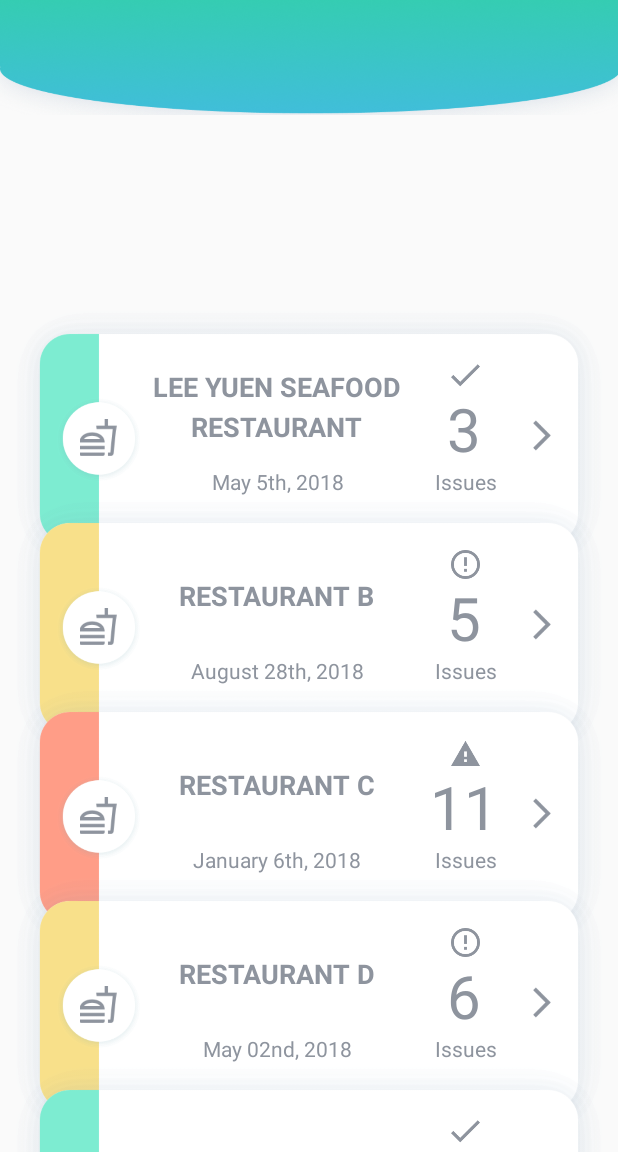
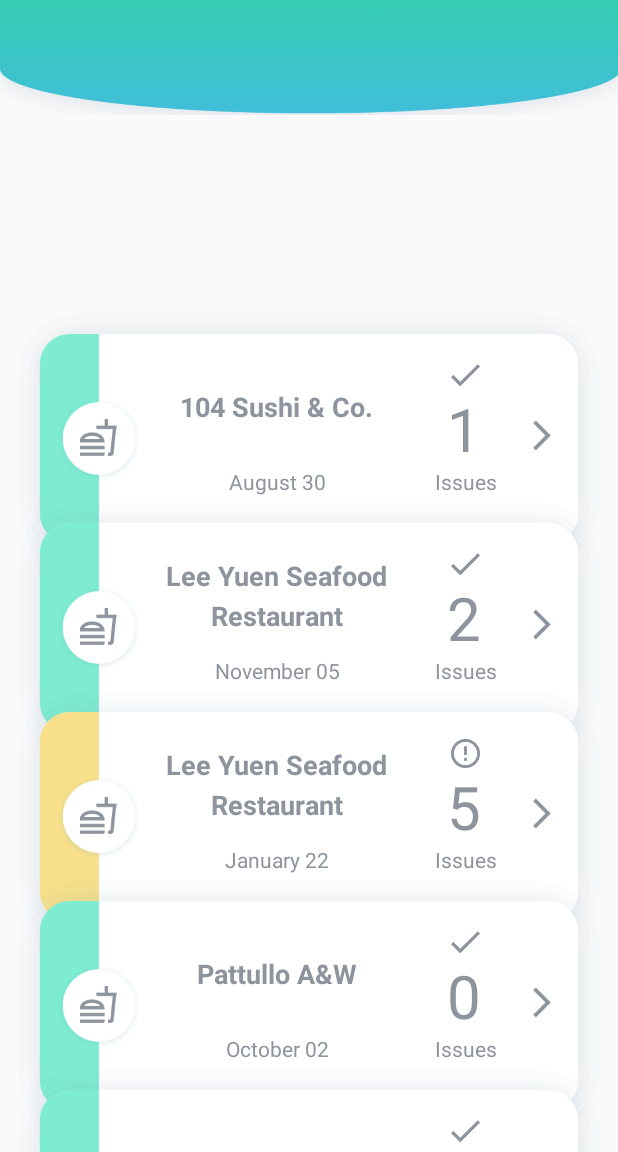
Before and after one commit to xubinw427/Restaurant-Inspection, an Android app: the screen it shows after launch (RestaurantActivity), on a phone screen of 412 x 824 dp, the part 84-1236 px from its top. Run offline under Robolectric (Android 15) with nearby library versions, the phone set to English and light mode, and no system bars.

Commit message:
Reverted to old master + fixed fullDate bug that broke build

```diff
--- a/app/src/main/java/ca/cmpt276/restaurantinspection/Adapters/InspectionAdapter.java
+++ b/app/src/main/java/ca/cmpt276/restaurantinspection/Adapters/InspectionAdapter.java
@@ -81,7 +81,7 @@ public class InspectionAdapter extends RecyclerView.Adapter<InspectionAdapter.In
                 break;
         }
 
-        holder.inspDate.setText(currInspection.getFullDate());
+        holder.inspDate.setText(currInspection.getDateDisplay());
         holder.numCritIssues.setText(Integer.toString(currInspection.getNumCritical()));
         holder.numNonCritIssues.setText(Integer.toString(currInspection.getNumNonCritical()));
 
--- a/app/src/main/java/ca/cmpt276/restaurantinspection/Adapters/RestaurantAdapter.java
+++ b/app/src/main/java/ca/cmpt276/restaurantinspection/Adapters/RestaurantAdapter.java
@@ -11,13 +11,15 @@ import androidx.recyclerview.widget.RecyclerView;
 
 import java.util.ArrayList;
 
+import ca.cmpt276.restaurantinspection.Model.Restaurant;
+import ca.cmpt276.restaurantinspection.Model.RestaurantManager;
 import ca.cmpt276.restaurantinspection.Model.TestRestaurant;
 import ca.cmpt276.restaurantinspection.R;
 
 /** CHANGE ALL INSTANCES OF TestRestaurant to Restaurant after testing!!!!! **/
 
 public class RestaurantAdapter extends RecyclerView.Adapter<RestaurantAdapter.RestaurantViewHolder> {
-    private ArrayList<TestRestaurant> restaurantList;
+    private RestaurantManager restaurantList;
     private OnRestaurantListener myOnRestaurantListener;
 
     public static class RestaurantViewHolder extends RecyclerView.ViewHolder implements View.OnClickListener {
@@ -52,7 +54,7 @@ public class RestaurantAdapter extends RecyclerView.Adapter<RestaurantAdapter.Re
         void onRestaurantClick(int position);
     }
 
-    public RestaurantAdapter(ArrayList<TestRestaurant> restaurants, OnRestaurantListener onRestaurantListener) {
+    public RestaurantAdapter(RestaurantManager restaurants, OnRestaurantListener onRestaurantListener) {
         restaurantList = restaurants;
         myOnRestaurantListener = onRestaurantListener;
     }
@@ -69,19 +71,19 @@ public class RestaurantAdapter extends RecyclerView.Adapter<RestaurantAdapter.Re
 
     @Override
     public void onBindViewHolder(@NonNull RestaurantViewHolder holder, int position) {
-        TestRestaurant currRestaurant = restaurantList.get(position);
+        Restaurant currRestaurant = restaurantList.getTheOneAt(position);
 
         /** Check hazard level of rest, then switch statements to set background **/
         switch(currRestaurant.getHazard()) {
-            case "high":
+            case "High":
                 holder.btnBackground.setImageResource(R.drawable.button_red);
                 holder.hazardIcon.setImageResource(R.drawable.restlist_high);
                 break;
-            case "mod":
+            case "Moderate":
                 holder.btnBackground.setImageResource(R.drawable.button_yellow);
                 holder.hazardIcon.setImageResource(R.drawable.restlist_mod);
                 break;
-            case "low":
+            case "Low":
                 holder.btnBackground.setImageResource(R.drawable.button_teal);
                 holder.hazardIcon.setImageResource(R.drawable.restlist_low);
                 break;
@@ -102,6 +104,6 @@ public class RestaurantAdapter extends RecyclerView.Adapter<RestaurantAdapter.Re
 
     @Override
     public int getItemCount() {
-        return restaurantList.size();
+        return restaurantList.getsize();
     }
 }
--- a/app/src/main/java/ca/cmpt276/restaurantinspection/Model/Inspection.java
+++ b/app/src/main/java/ca/cmpt276/restaurantinspection/Model/Inspection.java
@@ -30,7 +30,6 @@ public class Inspection {
 
         inspDate = inspectionDetails[1];
         getDateInformation();
-
 
         inspType = inspectionDetails[2];
 
@@ -75,10 +74,6 @@ public class Inspection {
         return trackingNumber;
     }
 
-    public int getDaysAgo() {
-        return daysAgo;
-    }
-
     public String getDateDisplay() {
         return dateDisplay;
     }
@@ -117,8 +112,8 @@ public class Inspection {
         try {
             Date startDate = sdf.parse(inspDate);
             Date endDate = sdf.parse(today);
-            long difference = endDate.getTime() - startDate.getTime();
-            daysAgo = (int) (difference / (1000*60*60*24));
+            long difference = endDate.getTime()/(1000*60*60*24) - startDate.getTime()/(1000*60*60*24);
+            daysAgo = (int) difference;
         }
         catch (java.text.ParseException ex) {
             throw new RuntimeException("ERROR: Failed to parse dates");
@@ -128,7 +123,7 @@ public class Inspection {
         SimpleDateFormat getMonth = new SimpleDateFormat("MMMM", Locale.CANADA);
         SimpleDateFormat getYear = new SimpleDateFormat("yyyy", Locale.CANADA);
 
-        cal.add(Calendar.DATE, -daysAgo);
+        cal.add(Calendar.DATE, - daysAgo);
 
         if (daysAgo < 31) {
             dateDisplay = daysAgo + "days ago";
@@ -139,7 +134,7 @@ public class Inspection {
         else {
             dateDisplay = getMonth.format(cal.getTime()) + " " + getYear.format(cal.getTime());
         }
-        fullDate = getMonth.format(cal.getTime())+" "+ getDay.format(cal.getTime())+ ", " +getYear.format(cal.getTime());
+        fullDate = getMonth.format(cal.getTime()) + " " + getDay.format(cal.getTime()) +
+                ", " + getYear.format(cal.getTime());
     }
-
 }
--- a/app/src/main/java/ca/cmpt276/restaurantinspection/Model/Restaurant.java
+++ b/app/src/main/java/ca/cmpt276/restaurantinspection/Model/Restaurant.java
@@ -56,6 +56,31 @@ public class Restaurant implements Comparable<Restaurant>{
         return inspections;
     }
 
+    public String getHazard()
+    {
+        if(this.inspections.size() > 0)
+            return inspections.get(0).getHazardRating();
+        return "Low";
+    }
+
+    public String getDate()
+    {
+        if (this.inspections.size() > 0) {
+            return inspections.get(0).getDateDisplay();
+        }
+        return "No Recent Inspection.";
+    }
+
+    public String getNumIssues()
+    {
+        if(this.inspections.size() > 0) {
+
+            int num = inspections.get(0).getNumCritical() + inspections.get(0).getNumNonCritical();
+            String numInString = Integer.toString(num);
+            return numInString;
+        }
+        return "0";
+    }
     public void addInspection(Inspection inspection) {
         inspections.add(inspection);
     }
--- a/app/src/main/java/ca/cmpt276/restaurantinspection/Model/RestaurantManager.java
+++ b/app/src/main/java/ca/cmpt276/restaurantinspection/Model/RestaurantManager.java
@@ -18,7 +18,7 @@ public class RestaurantManager implements Iterable<Restaurant> {
 
     //Private to prevent anyone else from instantiating.
     private RestaurantManager(InputStream restaurantFile,
-                             InputStream inspectionsFile) {
+                              InputStream inspectionsFile) {
 
         readRestaurantData(restaurantFile);
 
@@ -62,9 +62,9 @@ public class RestaurantManager implements Iterable<Restaurant> {
         return restaurantsList.size();
     }
 
-    private void sortByAlphabet() {
-        Arrays.sort(new ArrayList[]{restaurantsList});
-    }
+//    private void sortByAlphabet() {
+//        Arrays.sort(new ArrayList[]{restaurantsList});
+//    }
 
     private void readRestaurantData(InputStream file) {
         BufferedReader reader = new BufferedReader(
@@ -93,7 +93,7 @@ public class RestaurantManager implements Iterable<Restaurant> {
             throw new RuntimeException("ERROR: Failed to close " + file);
         }
 
-        this.sortByAlphabet();
+        //this.sortByAlphabet();
     }
 
     private void populateInspections(InputStream file) {
--- a/app/src/main/java/ca/cmpt276/restaurantinspection/RestaurantActivity.java
+++ b/app/src/main/java/ca/cmpt276/restaurantinspection/RestaurantActivity.java
@@ -19,6 +19,7 @@ import androidx.appcompat.widget.Toolbar;
 
 import android.view.Menu;
 import android.view.MenuItem;
+import android.widget.Toast;
 
 import java.io.InputStream;
 import java.util.ArrayList;
@@ -66,31 +67,25 @@ public class RestaurantActivity extends AppCompatActivity implements RestaurantA
         for (Restaurant res : restaurantList.getList()) {
             ArrayList<Inspection> ins = res.getInspections();
             System.out.println(res.getName() + ": " + ins.size());
+            for(Inspection inspections : ins)
+            {
+                System.out.println("\t\t" + inspections.getDateDisplay());
+            }
+
         }
 
         /** ================ END TEST ===============**/
 
-
-        /** == TESTING == **/
-        tester = new ArrayList<>();
-        tester.add(new TestRestaurant("LEE YUEN SEAFOOD RESTAURANT", "May 5th, 2018", "low", "3"));
-        tester.add(new TestRestaurant("RESTAURANT B", "August 28th, 2018", "mod", "5"));
-        tester.add(new TestRestaurant("RESTAURANT C", "January 6th, 2018", "high", "11"));
-        tester.add(new TestRestaurant("RESTAURANT D", "May 02nd, 2018", "mod", "6"));
-        tester.add(new TestRestaurant("RESTAURANT E", "June 30th, 2018", "low", "2"));
-        tester.add(new TestRestaurant("RESTAURANT F", "December 15th, 2018", "high", "9"));
-        tester.add(new TestRestaurant("RESTAURANT G", "February 10th, 2018", "low", "1"));
-
         restaurantRecyclerView = findViewById(R.id.rv);
         restaurantRecyclerView.setHasFixedSize(true);
         restaurantLayoutManager = new LinearLayoutManager(this);
-        restaurantAdapter = new RestaurantAdapter(tester, this);
+        restaurantAdapter = new RestaurantAdapter(restaurantList, this);
 
         restaurantRecyclerView.setLayoutManager(restaurantLayoutManager);
         restaurantRecyclerView.setAdapter(restaurantAdapter);
         /** == END TESTING == **/
 
-        System.out.println("TESTING COMPLETE");
+        //System.out.println("TESTING COMPLETE");
     }
 
     @Override
@@ -118,10 +113,10 @@ public class RestaurantActivity extends AppCompatActivity implements RestaurantA
     /** == TESTING == **/
     @Override
     public void onRestaurantClick(int position) {
-        /** Should use the position below to store clicked Restaurant as currRestaurant **/
-        tester.get(position);
-        Intent intent = new Intent(this, RestaurantInfoActivity.class);
-//        Intent intent = RestaurantInfoActivity.makeLaunchIntent(this, position);
+        Toast toast = Toast.makeText(this, "YOU CLICKED " + position + " Restaurant" , Toast.LENGTH_SHORT);
+        toast.show();
+
+        Intent intent = RestaurantInfoActivity.makeLaunchIntent(RestaurantActivity.this, position);
         startActivity(intent);
     }
     /** == END TESTING == **/
--- a/app/src/main/java/ca/cmpt276/restaurantinspection/RestaurantInspectionActivity.java
+++ b/app/src/main/java/ca/cmpt276/restaurantinspection/RestaurantInspectionActivity.java
@@ -78,7 +78,7 @@ public class RestaurantInspectionActivity extends AppCompatActivity implements I
     /** == TEST == **/
     @Override
     public void onInspectionClick(int position) {
-        Toast toast = Toast.makeText(this, "YOU CLICKED", Toast.LENGTH_SHORT);
+        Toast toast = Toast.makeText(this, "YOU CLICKED " + position + " inspection" , Toast.LENGTH_SHORT);
         toast.show();
     }
     /** == END TEST == **/
--- a/app/src/main/res/layout/content_restaurant_info.xml
+++ b/app/src/main/res/layout/content_restaurant_info.xml
@@ -82,7 +82,6 @@
         android:layout_width="202dp"
         android:layout_height="54dp"
         android:gravity="center"
-        android:text="1234 Oak Street, \nBurnaby"
         android:textSize="18sp"
         app:layout_constraintBottom_toBottomOf="parent"
         app:layout_constraintEnd_toEndOf="parent"
@@ -108,7 +107,6 @@
         android:layout_width="wrap_content"
         android:layout_height="wrap_content"
         android:gravity="center"
-        android:text="41 24 0 0 0 0"
         android:textSize="18sp"
         app:layout_constraintBottom_toBottomOf="parent"
         app:layout_constraintEnd_toEndOf="parent"
--- a/app/src/main/res/values/strings.xml
+++ b/app/src/main/res/values/strings.xml
@@ -2,4 +2,5 @@
     <string name="app_name">Restaurant Inspection</string>
     <string name="action_settings">Settings</string>
     <string name="title_activity_restaurant_info">RestaurantInfoActivity</string>
+    <string name="title_activity_inspection_detail">InspectionDetail</string>
 </resources>
--- a/app/src/main/res/values/styles.xml
+++ b/app/src/main/res/values/styles.xml
@@ -16,8 +16,7 @@
         <item name="colorPrimary">@color/barColor</item>
     </style>
 
-    <style name="AppTheme.PopupOverlay" parent="ThemeOverlay.AppCompat.Light">
-    </style>
+    <style name="AppTheme.PopupOverlay" parent="ThemeOverlay.AppCompat.Light"></style>
 
     <style name="AppThemeCustom" parent="Theme.AppCompat.Light.DarkActionBar">
         <!-- Customize your theme here. -->
```
Also changed, not shown: app/src/main/java/ca/cmpt276/restaurantinspection/RestaurantInfoActivity.java (+34 -20 lines), app/src/main/java/ca/cmpt276/restaurantinspection/Model/ViolationsMap.java (line endings or trailing spaces). Lines whose indentation alone changed are shown as unchanged.
